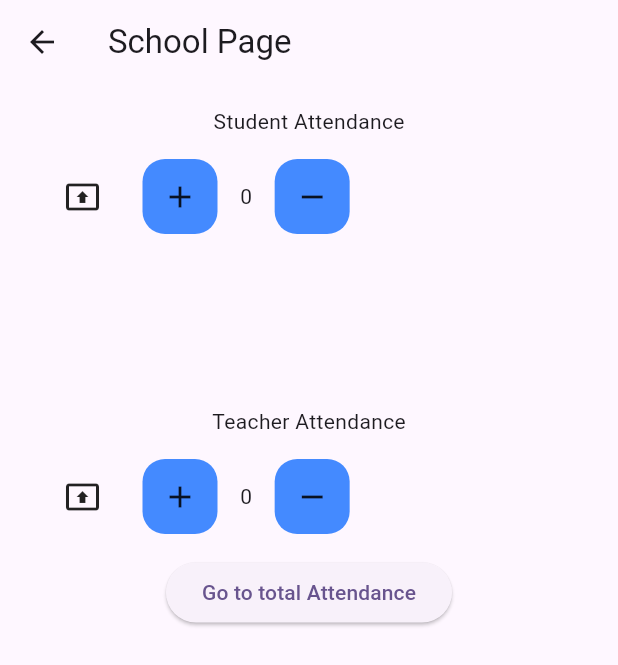
After one commit to iqbalsuwandi20/belajar-flutter, a Flutter app: the screen it shows after launch, after a tap on "Go to School Page", on a phone screen of 412 x 824 dp. The commit adds this screen. Shown: the top 665 px of the screen. Run offline on Flutter 3.47's test engine with Material 3 defaults, Android fonts, the phone set to English and light mode, and no system bars; our stand-ins replace get.

Commit message:
cara membuat obx dan controller

```diff
--- /dev/null
+++ b/lib/controller.dart
@@ -0,0 +1,30 @@
+import 'package:get/get.dart';
+
+class Controller extends GetxController {
+  var student = 0.obs;
+  var teacher = 0.obs;
+
+  addStudentAttendance() {
+    return student.value++;
+  }
+
+  removeStudentAttendance() {
+    if (student.value > 0) {
+      return student.value--;
+    }
+  }
+
+  addTeacherAttendance() {
+    return teacher.value++;
+  }
+
+  removeTeacherAttendance() {
+    if (teacher.value > 0) {
+      return teacher.value--;
+    }
+  }
+
+  sumTotally() {
+    return student.value + teacher.value;
+  }
+}
--- a/lib/main.dart
+++ b/lib/main.dart
@@ -1,4 +1,5 @@
 import 'package:belajar_flutter_getx/dark_mode_page.dart';
+import 'package:belajar_flutter_getx/school_page.dart';
 import 'package:belajar_flutter_getx/second_page.dart';
 import 'package:flutter/material.dart';
 import 'package:get/get.dart';
@@ -53,7 +54,13 @@ class _MyHomePageState extends State<MyHomePage> {
                 // ignore: prefer_const_constructors
                 Get.to(() => DarkModePage());
               },
-              child: const Text("Go to Dark Mode Page"))
+              child: const Text("Go to Dark Mode Page")),
+          ElevatedButton(
+              onPressed: () {
+                // ignore: prefer_const_constructors
+                Get.to(() => SchoolPage());
+              },
+              child: const Text("Go to School Page"))
         ],
       )),
     );
--- /dev/null
+++ b/lib/school_page.dart
@@ -0,0 +1,124 @@
+import 'package:belajar_flutter_getx/controller.dart';
+import 'package:belajar_flutter_getx/total_attendance_page.dart';
+import 'package:flutter/material.dart';
+import 'package:get/get.dart';
+
+class SchoolPage extends StatelessWidget {
+  SchoolPage({super.key});
+
+  final Controller controller = Get.put(Controller());
+
+  @override
+  Widget build(BuildContext context) {
+    return Scaffold(
+      appBar: AppBar(
+        title: const Text("School Page"),
+      ),
+      body: Padding(
+        padding: const EdgeInsets.all(15),
+        child: Column(
+          children: [
+            // ignore: prefer_const_constructors
+            Text("Student Attendance"),
+            Row(
+              children: [
+                Container(
+                    width: 80,
+                    height: 80,
+                    decoration:
+                        BoxDecoration(borderRadius: BorderRadius.circular(15)),
+                    child: const Icon(Icons.present_to_all)),
+                GestureDetector(
+                  onTap: () {
+                    controller.addStudentAttendance();
+                  },
+                  child: Container(
+                    width: 50,
+                    height: 50,
+                    decoration: BoxDecoration(
+                        borderRadius: BorderRadius.circular(15),
+                        color: Colors.blueAccent),
+                    child: const Icon(Icons.add),
+                  ),
+                ),
+                const SizedBox(
+                  width: 15,
+                ),
+                Obx(() => Text(controller.student.toString())),
+                const SizedBox(
+                  width: 15,
+                ),
+                GestureDetector(
+                  onTap: () {
+                    controller.removeStudentAttendance();
+                  },
+                  child: Container(
+                    width: 50,
+                    height: 50,
+                    decoration: BoxDecoration(
+                        borderRadius: BorderRadius.circular(15),
+                        color: Colors.blueAccent),
+                    child: const Icon(Icons.remove),
+                  ),
+                ),
+              ],
+            ),
+            const SizedBox(
+              height: 100,
+            ),
+            // ignore: prefer_const_constructors
+            Text("Teacher Attendance"),
+            Row(
+              children: [
+                Container(
+                    width: 80,
+                    height: 80,
+                    decoration:
+                        BoxDecoration(borderRadius: BorderRadius.circular(15)),
+                    child: const Icon(Icons.present_to_all)),
+                GestureDetector(
+                  onTap: () {
+                    controller.addTeacherAttendance();
+                  },
+                  child: Container(
+                    width: 50,
+                    height: 50,
+                    decoration: BoxDecoration(
+                        borderRadius: BorderRadius.circular(15),
+                        color: Colors.blueAccent),
+                    child: const Icon(Icons.add),
+                  ),
+                ),
+                const SizedBox(
+                  width: 15,
+                ),
+                Obx(() => Text(controller.teacher.toString())),
+                const SizedBox(
+                  width: 15,
+                ),
+                GestureDetector(
+                  onTap: () {
+                    controller.removeTeacherAttendance();
+                  },
+                  child: Container(
+                    width: 50,
+                    height: 50,
+                    decoration: BoxDecoration(
+                        borderRadius: BorderRadius.circular(15),
+                        color: Colors.blueAccent),
+                    child: const Icon(Icons.remove),
+                  ),
+                ),
+              ],
+            ),
+            ElevatedButton(
+                onPressed: () {
+                  Get.to(TotalAttendancePage());
+                },
+                child: const Text("Go to total Attendance"))
+          ],
+        ),
+      ),
+    );
+  }
+}
--- /dev/null
+++ b/lib/total_attendance_page.dart
@@ -0,0 +1,26 @@
+import 'package:belajar_flutter_getx/controller.dart';
+import 'package:flutter/material.dart';
+import 'package:get/get.dart';
+
+class TotalAttendancePage extends StatelessWidget {
+  TotalAttendancePage({super.key});
+
+  final Controller controller = Get.put(Controller());
+
+  @override
+  Widget build(BuildContext context) {
+    return Scaffold(
+      appBar: AppBar(
+        title: const Text("Total Attendance Page"),
+      ),
+      body: Center(
+        child: Column(
+          children: [
+            const Text("Total School Attendance"),
+            Text(controller.sumTotally().toString())
+          ],
+        ),
+      ),
+    );
+  }
+}
```
